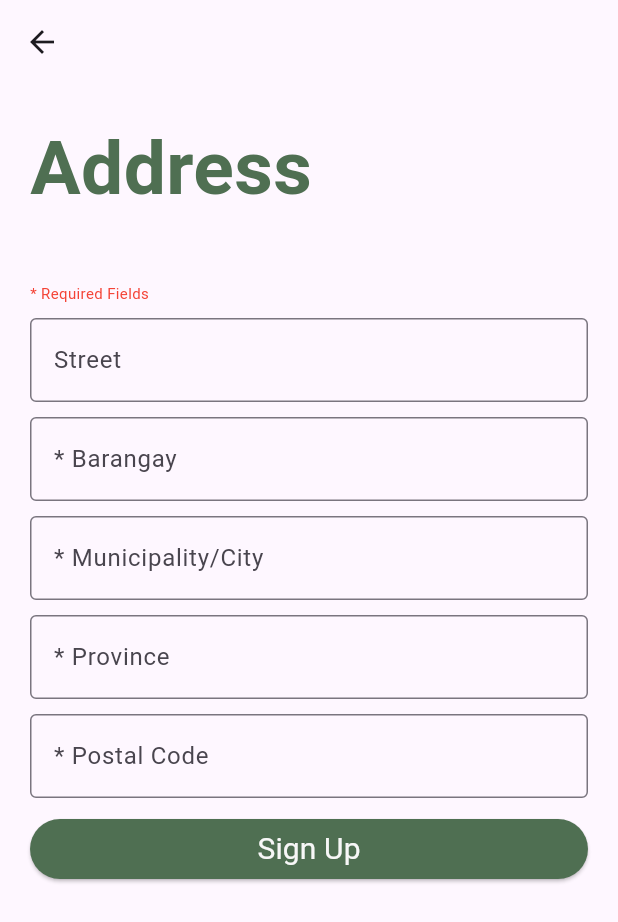
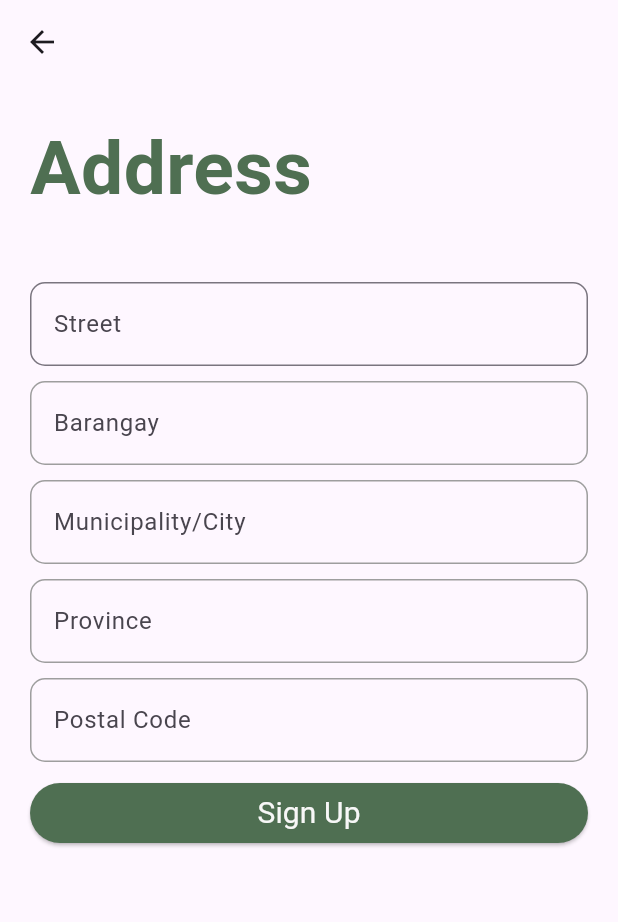
Before and after one commit to exxsid/TerraTreats, a Flutter app: the AddressSignup screen opened directly, on a phone screen of 412 x 824 dp. Shown: the top 922 px of the screen. Run offline on Flutter 3.47's test engine with Material 3 defaults, Android fonts, the phone set to English and light mode, and no system bars; drawn by our look-alikes of auto_size_text; our stand-ins replace email_validator, flutter_dotenv, flutter_riverpod, ionicons; Roboto replaces fonts that are missing (Montserrat).

Commit message:
edited form validation for addres_signup screen

```diff
--- a/client/lib/screens/address_signup_screen.dart
+++ b/client/lib/screens/address_signup_screen.dart
@@ -6,11 +6,25 @@ import 'package:terratreats/utils/app_theme.dart';
 import 'package:terratreats/widgets/primary_button.dart';
 import 'package:terratreats/screens/otp.dart';
 
-class AddressSignup extends ConsumerWidget {
+class AddressSignup extends ConsumerStatefulWidget {
   const AddressSignup({super.key});
 
   @override
-  Widget build(BuildContext context, WidgetRef ref) {
+  ConsumerState<AddressSignup> createState() => _AddressSignupState();
+}
+
+class _AddressSignupState extends ConsumerState<AddressSignup> {
+  final _formKey = GlobalKey<FormState>();
+
+  String? _validateInput(String? value) {
+    if (value!.isEmpty) {
+      return "This field is required";
+    }
+    return null;
+  }
+
+  @override
+  Widget build(BuildContext context) {
     return Scaffold(
       appBar: AppBar(
         title: Text(""),
@@ -18,6 +32,8 @@ class AddressSignup extends ConsumerWidget {
       body: SingleChildScrollView(
         child: Padding(
           padding: EdgeInsets.all(20.0),
+          child: Form(
+            key: _formKey,
             child: Column(
               mainAxisAlignment: MainAxisAlignment.center,
               crossAxisAlignment: CrossAxisAlignment.start,
@@ -36,67 +52,96 @@ class AddressSignup extends ConsumerWidget {
                 const SizedBox(
                   height: 40,
                 ),
-              const Text(
-                "* Required Fields",
-                style: TextStyle(
-                  color: Colors.red,
-                  fontSize: 10,
-                ),
-              ),
-              const SizedBox(
-                height: 10,
-              ),
                 const TextField(
                   textAlign: TextAlign.center,
                   obscureText: true,
                   decoration: InputDecoration(
-                  border: OutlineInputBorder(),
+                    border: OutlineInputBorder(
+                      borderRadius: BorderRadius.all(Radius.circular(10.0)),
+                      borderSide: BorderSide(color: Colors.grey),
+                    ),
                     labelText: "Street",
                   ),
                 ),
                 const SizedBox(
                   height: 10,
                 ),
-              const TextField(
+                TextFormField(
                   textAlign: TextAlign.center,
                   obscureText: true,
                   decoration: InputDecoration(
                     border: OutlineInputBorder(),
-                  labelText: "* Barangay",
+                    labelText: "Barangay",
+                    enabledBorder: OutlineInputBorder(
+                      borderRadius: BorderRadius.circular(10.0),
+                      borderSide: BorderSide(color: Colors.grey),
                     ),
+                    errorBorder: OutlineInputBorder(
+                      borderRadius: BorderRadius.circular(10.0),
+                      borderSide: BorderSide(color: Colors.red),
+                    ),
+                  ),
+                  validator: _validateInput,
                 ),
                 const SizedBox(
                   height: 10,
                 ),
-              const TextField(
+                TextFormField(
                   textAlign: TextAlign.center,
                   obscureText: true,
                   decoration: InputDecoration(
                     border: OutlineInputBorder(),
-                  labelText: "* Municipality/City",
+                    labelText: "Municipality/City",
+                    enabledBorder: OutlineInputBorder(
+                      borderRadius: BorderRadius.circular(10.0),
+                      borderSide: BorderSide(color: Colors.grey),
                     ),
+                    errorBorder: OutlineInputBorder(
+                      borderRadius: BorderRadius.circular(10.0),
+                      borderSide: BorderSide(color: Colors.red),
+                    ),
+                  ),
+                  validator: _validateInput,
                 ),
                 const SizedBox(
                   height: 10,
                 ),
-              const TextField(
+                TextFormField(
                   textAlign: TextAlign.center,
                   obscureText: true,
                   decoration: InputDecoration(
                     border: OutlineInputBorder(),
-                  labelText: "* Province",
+                    labelText: "Province",
+                    enabledBorder: OutlineInputBorder(
+                      borderRadius: BorderRadius.circular(10.0),
+                      borderSide: BorderSide(color: Colors.grey),
                     ),
+                    errorBorder: OutlineInputBorder(
+                      borderRadius: BorderRadius.circular(10.0),
+                      borderSide: BorderSide(color: Colors.red),
+                    ),
+                  ),
+                  validator: _validateInput,
                 ),
                 const SizedBox(
                   height: 10,
                 ),
-              const TextField(
+                TextFormField(
                   textAlign: TextAlign.center,
                   obscureText: true,
                   decoration: InputDecoration(
                     border: OutlineInputBorder(),
-                  labelText: "* Postal Code",
+                    labelText: "Postal Code",
+                    enabledBorder: OutlineInputBorder(
+                      borderRadius: BorderRadius.circular(10.0),
+                      borderSide: BorderSide(color: Colors.grey),
                     ),
+                    errorBorder: OutlineInputBorder(
+                      borderRadius: BorderRadius.circular(10.0),
+                      borderSide: BorderSide(color: Colors.red),
+                    ),
+                  ),
+                  validator: _validateInput,
                 ),
                 const SizedBox(
                   height: 10,
@@ -104,6 +149,10 @@ class AddressSignup extends ConsumerWidget {
                 PrimaryButton(
                   text: "Sign Up",
                   onPressed: () {
+                    if (!_formKey.currentState!.validate()) {
+                      return;
+                    }
+
                     Navigator.push(
                       context,
                       MaterialPageRoute(
@@ -116,6 +165,7 @@ class AddressSignup extends ConsumerWidget {
             ),
           ),
         ),
+      ),
     );
   }
 }
```
Lines whose indentation alone changed are shown as unchanged.
